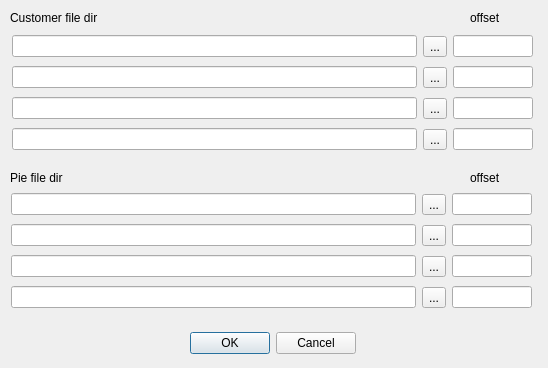
wangyixu12/Esp32DownloadTools, file childrenForm.ui: the form before one commit.
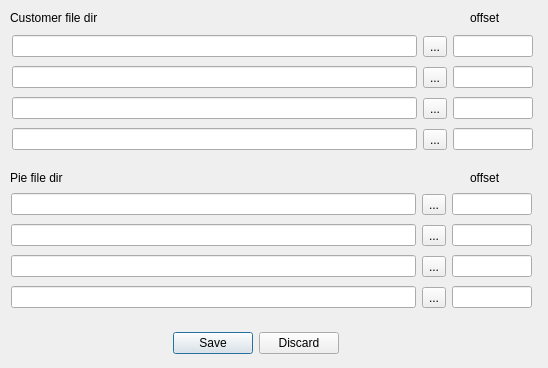
The form after the commit.

Commit message: 完成子窗口的save和discard

The edit to the form file:
```diff
--- a/childrenForm.ui
+++ b/childrenForm.ui
@@ -68,14 +68,17 @@
   <widget class="QDialogButtonBox" name="binFileComfirm">
    <property name="geometry">
     <rect>
-     <x>180</x>
+     <x>130</x>
      <y>330</y>
-     <width>176</width>
+     <width>251</width>
      <height>26</height>
     </rect>
    </property>
    <property name="standardButtons">
-    <set>QDialogButtonBox::Cancel|QDialogButtonBox::Ok</set>
+    <set>QDialogButtonBox::Discard|QDialogButtonBox::Save</set>
+   </property>
+   <property name="centerButtons">
+    <bool>true</bool>
    </property>
   </widget>
   <widget class="QWidget" name="layoutWidget">
```
The commit also changes 3 other files.
